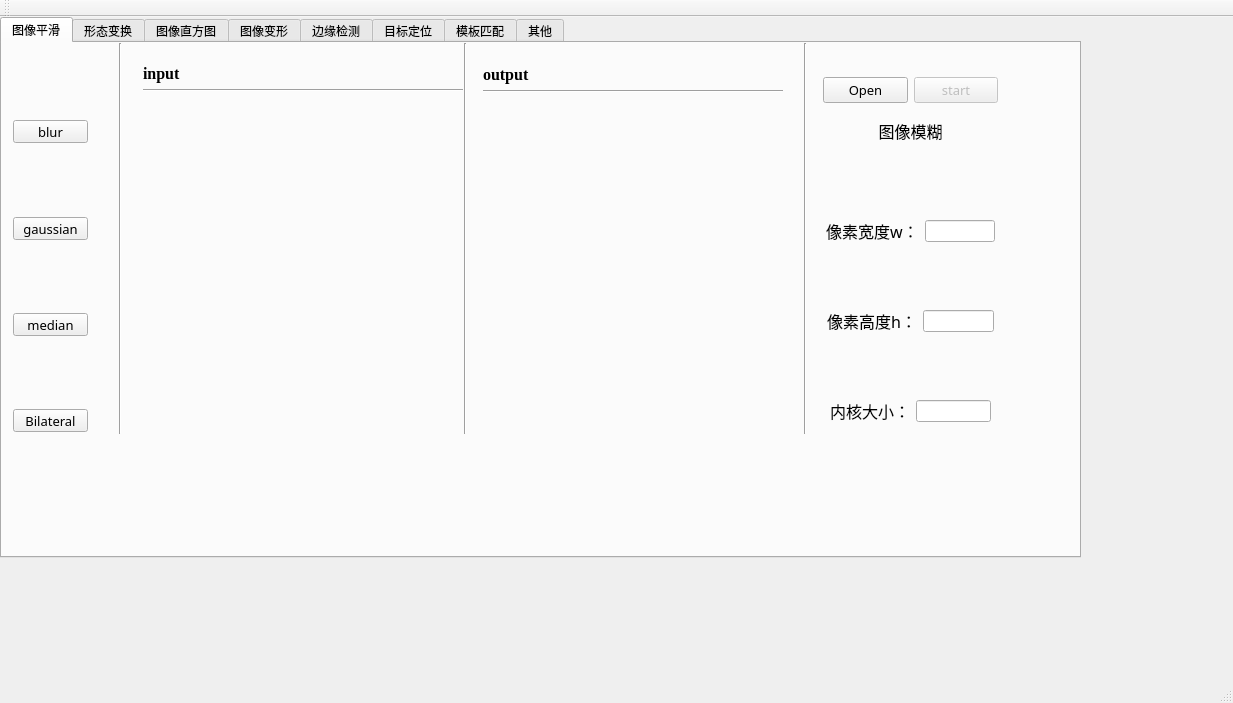
This is Hi_Opencv/Hi_Opencv/Hi_Opencv.ui in weifenglin/opencv as Qt 5 draws it before an edit. The edited form follows.
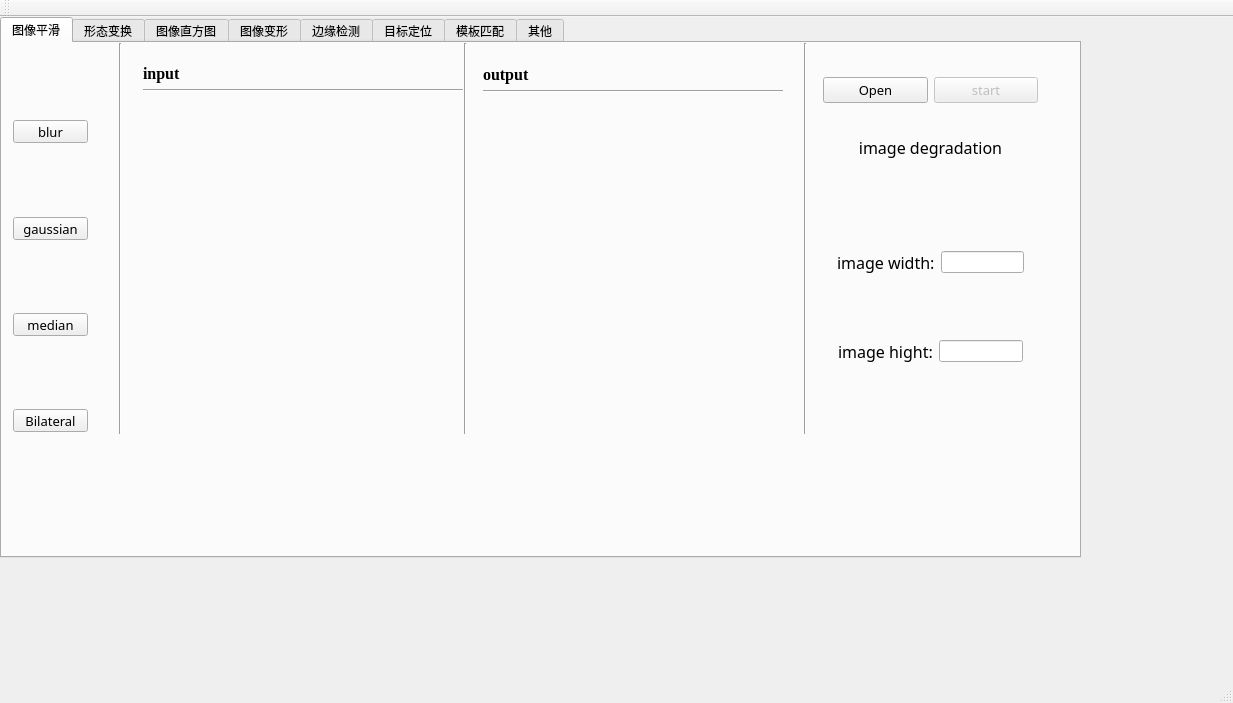
This is the edited form. The open tabs and pages were chosen to show the change.

Diff of the .ui file:
```diff
--- a/Hi_Opencv/Hi_Opencv/Hi_Opencv.ui
+++ b/Hi_Opencv/Hi_Opencv/Hi_Opencv.ui
@@ -221,7 +221,7 @@
        <rect>
         <x>810</x>
         <y>10</y>
-        <width>197</width>
+        <width>237</width>
         <height>381</height>
        </rect>
       </property>
@@ -284,7 +284,7 @@
           </font>
          </property>
          <property name="text">
-          <string>图像模糊</string>
+          <string>image degradation</string>
          </property>
          <property name="alignment">
           <set>Qt::AlignCenter</set>
@@ -331,7 +331,7 @@
             </font>
            </property>
            <property name="text">
-            <string>像素宽度w：</string>
+            <string>image width:</string>
            </property>
           </widget>
          </item>
@@ -393,7 +393,7 @@
             </font>
            </property>
            <property name="text">
-            <string>像素高度h：</string>
+            <string>image hight:</string>
            </property>
           </widget>
          </item>
@@ -431,52 +431,6 @@
          </property>
         </spacer>
        </item>
-       <item>
-        <layout class="QHBoxLayout" name="horizontalLayout_5">
-         <item>
-          <spacer name="horizontalSpacer_5">
-           <property name="orientation">
-            <enum>Qt::Horizontal</enum>
-           </property>
-           <property name="sizeHint" stdset="0">
-            <size>
-             <width>40</width>
-             <height>20</height>
-            </size>
-           </property>
-          </spacer>
-         </item>
-         <item>
-          <widget class="QLabel" name="label_i">
-           <property name="font">
-            <font>
-             <family>楷体</family>
-             <pointsize>12</pointsize>
-            </font>
-           </property>
-           <property name="text">
-            <string>内核大小：</string>
-           </property>
-          </widget>
-         </item>
-         <item>
-          <widget class="QLineEdit" name="lineEdit_i"/>
-         </item>
-         <item>
-          <spacer name="horizontalSpacer_6">
-           <property name="orientation">
-            <enum>Qt::Horizontal</enum>
-           </property>
-           <property name="sizeHint" stdset="0">
-            <size>
-             <width>40</width>
-             <height>20</height>
-            </size>
-           </property>
-          </spacer>
-         </item>
-        </layout>
-       </item>
       </layout>
      </widget>
      <widget class="Line" name="line">
```
Left out of the diff: 33 changed lines with no effect on the pictures.
